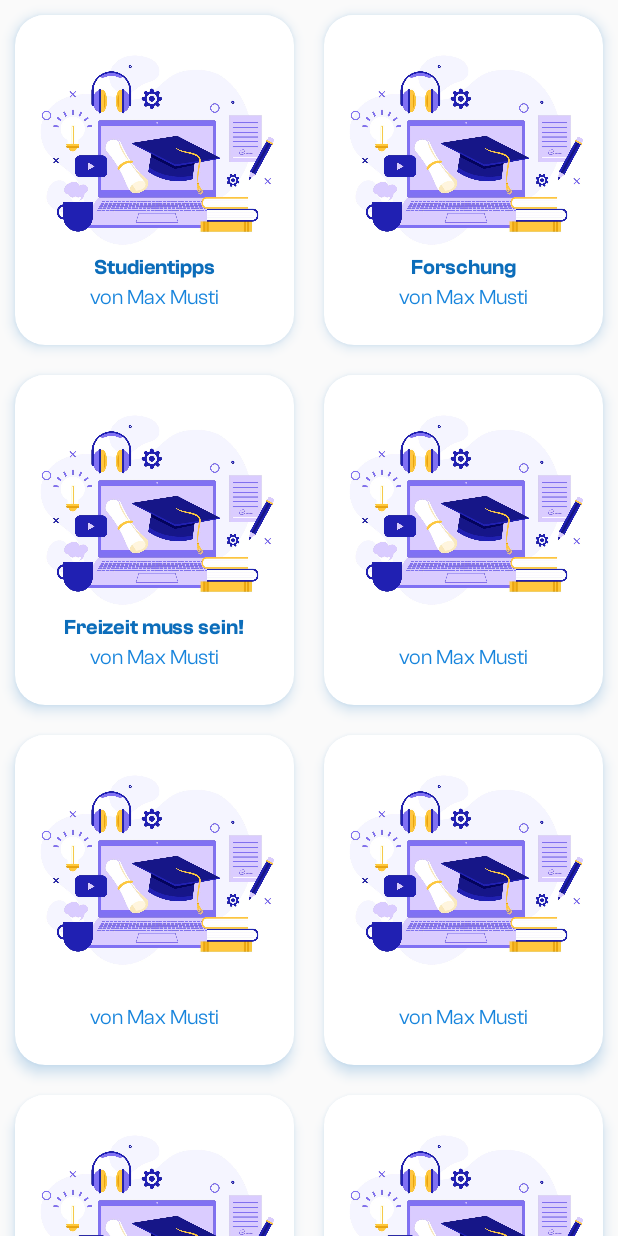
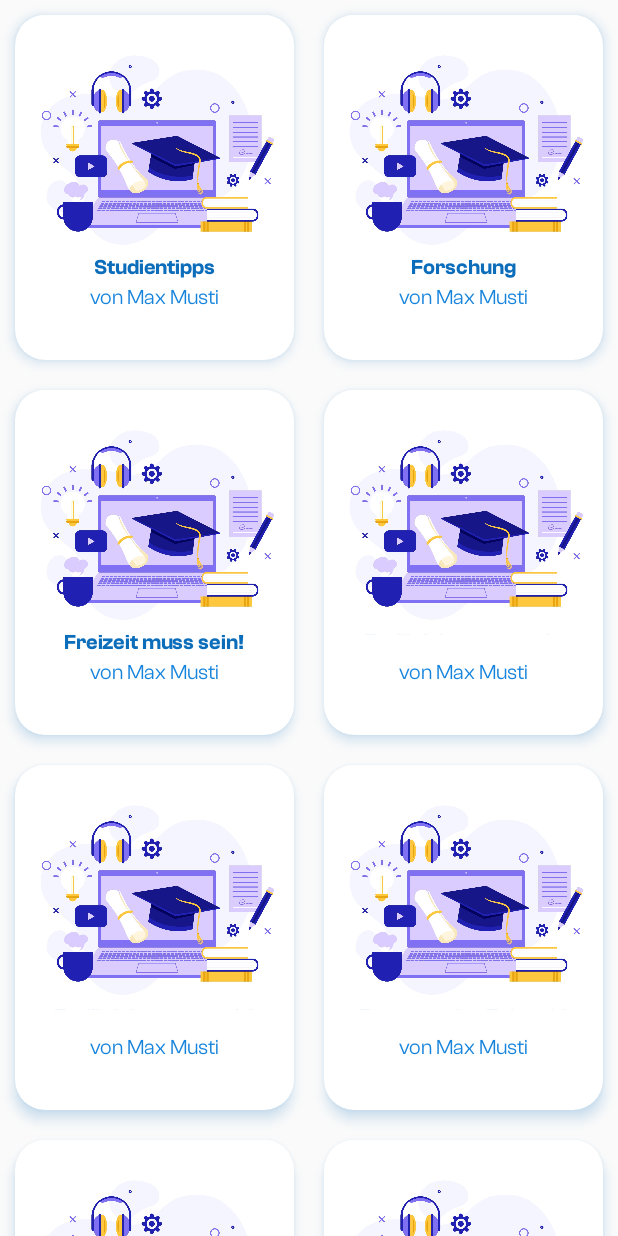
Before and after one commit to TechXKobi/HHU_CLUB, an Android app: the screen it shows after launch (MainActivity), in the side drawer, after a tap on "Beiträge", on a phone screen of 412 x 824 dp. Run offline under Robolectric (Android 15) with nearby library versions, the phone set to English and light mode, and no system bars.

Commit message:
Change from margin/padding unit dp to sp for more accessibility.

```diff
--- a/app/src/main/res/layout/card_captioned_image_article.xml
+++ b/app/src/main/res/layout/card_captioned_image_article.xml
@@ -6,7 +6,7 @@
     android:padding="12dp"
     android:layout_margin="10dp"
     android:layout_width="match_parent"
-    android:layout_height="240dp"
+    android:layout_height="250dp"
     android:outlineAmbientShadowColor="@color/NavyBlue2"
     android:outlineSpotShadowColor="@color/NavyBlue2"
     app:cardCornerRadius="20dp"
@@ -22,7 +22,7 @@
         android:id="@+id/title"
         android:layout_width="match_parent"
         android:layout_height="match_parent"
-        android:layout_marginTop="160dp"
+        android:layout_marginTop="160sp"
         android:fontFamily="@font/clashgrotesk_semibold"
         android:textColor="@color/NavyBlue2"
         android:gravity="center_horizontal"
@@ -30,7 +30,7 @@
 
     <TextView
         android:id="@+id/subhead"
-        android:layout_marginTop="180dp"
+        android:layout_marginTop="180sp"
         android:layout_width="match_parent"
         android:layout_height="match_parent"
         android:gravity="center_horizontal"
```
